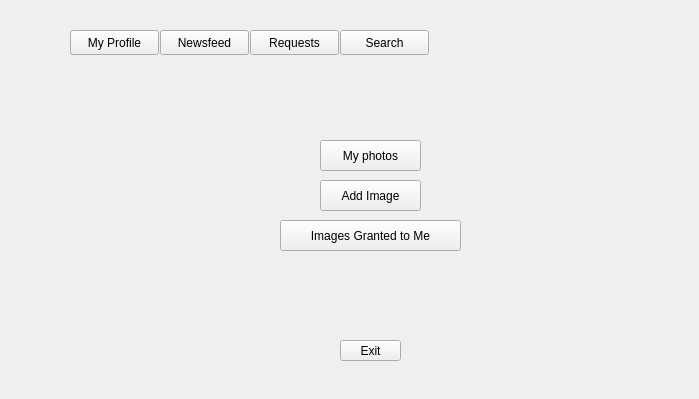
Qt form home.ui (Oschart/PeerGUI) before a commit.
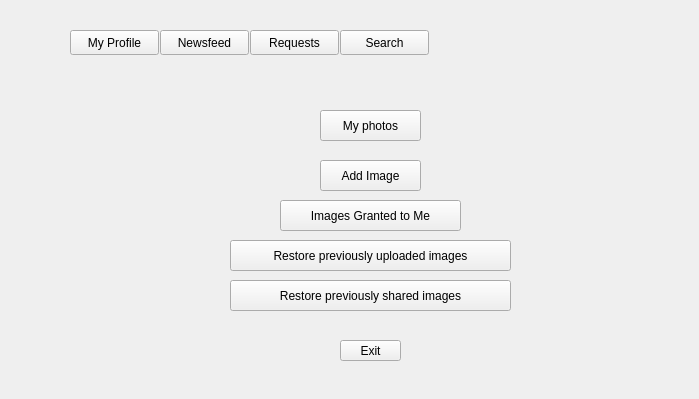
The same form after that commit. The open tabs and pages were chosen to show the change.

```diff
--- a/home.ui
+++ b/home.ui
@@ -99,7 +99,7 @@
      <property name="geometry">
       <rect>
        <x>230</x>
-       <y>80</y>
+       <y>50</y>
        <width>101</width>
        <height>31</height>
       </rect>
@@ -112,7 +112,7 @@
      <property name="geometry">
       <rect>
        <x>230</x>
-       <y>120</y>
+       <y>100</y>
        <width>101</width>
        <height>31</height>
       </rect>
@@ -125,7 +125,7 @@
      <property name="geometry">
       <rect>
        <x>190</x>
-       <y>160</y>
+       <y>140</y>
        <width>181</width>
        <height>31</height>
       </rect>
@@ -134,6 +134,32 @@
       <string>Images Granted to Me</string>
      </property>
     </widget>
+    <widget class="QPushButton" name="pushButton_9">
+     <property name="geometry">
+      <rect>
+       <x>140</x>
+       <y>180</y>
+       <width>281</width>
+       <height>31</height>
+      </rect>
+     </property>
+     <property name="text">
+      <string>Restore previously uploaded images</string>
+     </property>
+    </widget>
+    <widget class="QPushButton" name="pushButton_10">
+     <property name="geometry">
+      <rect>
+       <x>140</x>
+       <y>220</y>
+       <width>281</width>
+       <height>31</height>
+      </rect>
+     </property>
+     <property name="text">
+      <string>Restore previously shared images</string>
+     </property>
+    </widget>
    </widget>
    <widget class="QWidget" name="page_4">
     <widget class="QListWidget" name="listView_2">
```
Left out of the diff: 2 changed lines with no effect on the pictures.
